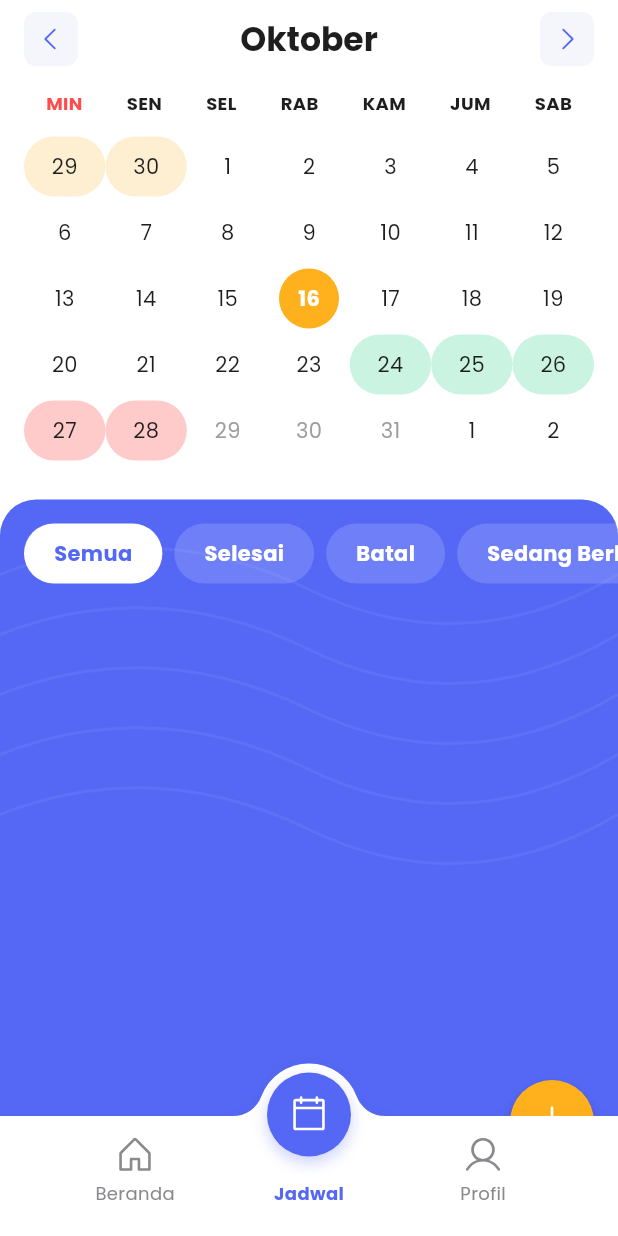
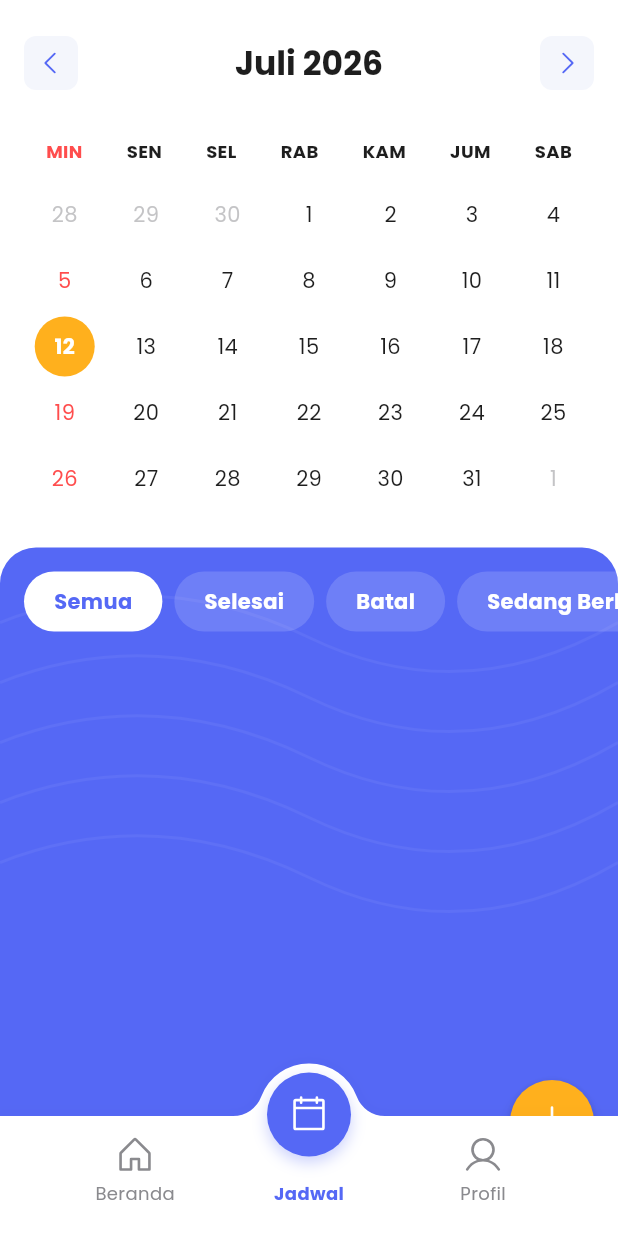
Before and after one commit to EnvRfli/terra_trip, a Flutter app: the ScheduleScreen screen opened by its route, on a phone screen of 412 x 824 dp. Run offline on Flutter 3.47's test engine with Material 3 defaults, Android fonts, the phone set to English and light mode, and no system bars; our stand-ins replace flutter_svg, go_router, google_fonts, hive_flutter, phosphor_flutter; accounts and stored records are empty.

Commit message:
feat: implement dashboard and schedule screens with calendar filtering and activity listing

```diff
--- a/lib/ui/screens/dashboard_screen.dart
+++ b/lib/ui/screens/dashboard_screen.dart
@@ -77,7 +77,7 @@ class _DashboardScreenState extends State<DashboardScreen> {
                     userName: 'Trio Dwi Pratama',
                   ),
 
-                  // Horizontal Date Selector
+                  SizedBox(height: 6),
                   DashboardDateSelector(
                     selectedDate: selectedDate,
                     onDateChanged: (date) {
--- a/lib/ui/screens/schedule_screen.dart
+++ b/lib/ui/screens/schedule_screen.dart
@@ -1,4 +1,5 @@
 import 'package:flutter/material.dart';
+import 'package:flutter/services.dart';
 import 'package:provider/provider.dart';
 import 'package:phosphor_flutter/phosphor_flutter.dart';
 import '../../providers/trip_provider.dart';
@@ -14,52 +15,115 @@ class ScheduleScreen extends StatefulWidget {
 
 class _ScheduleScreenState extends State<ScheduleScreen> {
   int _selectedFilterIndex = 0;
-  final List<String> _filters = ['Semua', 'Selesai', 'Batal', 'Sedang Berlangsung'];
+  final List<String> _filters = [
+    'Semua',
+    'Selesai',
+    'Batal',
+    'Sedang Berlangsung'
+  ];
+
+  static const List<String> _monthNames = [
+    'Januari',
+    'Februari',
+    'Maret',
+    'April',
+    'Mei',
+    'Juni',
+    'Juli',
+    'Agustus',
+    'September',
+    'Oktober',
+    'November',
+    'Desember'
+  ];
+
+  late DateTime _selectedDate;
+  late DateTime _currentMonth;
+
+  @override
+  void initState() {
+    super.initState();
+    final now = DateTime.now();
+    _selectedDate = DateTime(now.year, now.month, now.day);
+    _currentMonth = DateTime(now.year, now.month, 1);
+  }
 
   @override
   Widget build(BuildContext context) {
-    return Scaffold(
+    return AnnotatedRegion<SystemUiOverlayStyle>(
+        value: SystemUiOverlayStyle.dark.copyWith(
+          statusBarColor: Colors.transparent,
+        ),
+        child: Scaffold(
           backgroundColor: AppTheme.backgroundCard,
           body: SafeArea(
             bottom: false,
             child: Column(
               children: [
-            // Header Month
+                SizedBox(height: 16),
                 Padding(
-              padding: const EdgeInsets.symmetric(horizontal: 16.0, vertical: 8.0),
+                  padding: const EdgeInsets.symmetric(
+                      horizontal: 16.0, vertical: 8.0),
                   child: Row(
                     mainAxisAlignment: MainAxisAlignment.spaceBetween,
                     children: [
-                  Container(
+                      GestureDetector(
+                        onTap: () {
+                          setState(() {
+                            _currentMonth = DateTime(
+                                _currentMonth.year, _currentMonth.month - 1, 1);
+                          });
+                        },
+                        child: Container(
                           padding: const EdgeInsets.all(8),
                           decoration: BoxDecoration(
                             color: AppTheme.backgroundApp,
                             borderRadius: BorderRadius.circular(8),
                           ),
-                    child: const Icon(PhosphorIconsRegular.caretLeft, color: AppTheme.primaryBlue, size: 20),
+                          child: const Icon(PhosphorIconsRegular.caretLeft,
+                              color: AppTheme.primaryBlue, size: 20),
+                        ),
                       ),
                       Text(
-                    'Oktober',
+                        '${_monthNames[_currentMonth.month - 1]} ${_currentMonth.year}',
                         style: Theme.of(context).textTheme.titleLarge?.copyWith(
                               fontWeight: FontWeight.bold,
                             ),
                       ),
-                  Container(
+                      GestureDetector(
+                        onTap: () {
+                          setState(() {
+                            _currentMonth = DateTime(
+                                _currentMonth.year, _currentMonth.month + 1, 1);
+                          });
+                        },
+                        child: Container(
                           padding: const EdgeInsets.all(8),
                           decoration: BoxDecoration(
                             color: AppTheme.backgroundApp,
                             borderRadius: BorderRadius.circular(8),
                           ),
-                    child: const Icon(PhosphorIconsRegular.caretRight, color: AppTheme.primaryBlue, size: 20),
+                          child: const Icon(PhosphorIconsRegular.caretRight,
+                              color: AppTheme.primaryBlue, size: 20),
+                        ),
                       ),
                     ],
                   ),
                 ),
 
-            // Calendar Grid
-            const Padding(
-              padding: EdgeInsets.symmetric(horizontal: 16.0, vertical: 8.0),
-              child: _CalendarWidget(),
+                SizedBox(height: 16),
+                Padding(
+                  padding: const EdgeInsets.symmetric(
+                      horizontal: 16.0, vertical: 8.0),
+                  child: _CalendarWidget(
+                    currentMonth: _currentMonth,
+                    selectedDate: _selectedDate,
+                    onDateSelected: (date) {
+                      setState(() {
+                        _selectedDate = date;
+                      });
+                    },
+                  ),
                 ),
 
                 const SizedBox(height: 16),
@@ -95,23 +159,33 @@ class _ScheduleScreenState extends State<ScheduleScreen> {
                                 scrollDirection: Axis.horizontal,
                                 padding: const EdgeInsets.all(16.0),
                                 child: Row(
-                              children: List.generate(_filters.length, (index) {
-                                final isSelected = _selectedFilterIndex == index;
+                                  children:
+                                      List.generate(_filters.length, (index) {
+                                    final isSelected =
+                                        _selectedFilterIndex == index;
                                     return GestureDetector(
                                       onTap: () {
-                                    setState(() => _selectedFilterIndex = index);
+                                        setState(
+                                            () => _selectedFilterIndex = index);
                                       },
                                       child: Container(
                                         margin: const EdgeInsets.only(right: 8),
-                                    padding: const EdgeInsets.symmetric(horizontal: 20, vertical: 10),
+                                        padding: const EdgeInsets.symmetric(
+                                            horizontal: 20, vertical: 10),
                                         decoration: BoxDecoration(
-                                      color: isSelected ? Colors.white : Colors.white.withValues(alpha: 0.15),
-                                      borderRadius: BorderRadius.circular(24),
+                                          color: isSelected
+                                              ? Colors.white
+                                              : Colors.white
+                                                  .withValues(alpha: 0.15),
+                                          borderRadius:
+                                              BorderRadius.circular(24),
                                         ),
                                         child: Text(
                                           _filters[index],
                                           style: TextStyle(
-                                        color: isSelected ? AppTheme.primaryBlue : Colors.white,
+                                            color: isSelected
+                                                ? AppTheme.primaryBlue
+                                                : Colors.white,
                                             fontWeight: FontWeight.bold,
                                             fontSize: 14,
                                           ),
@@ -126,10 +200,12 @@ class _ScheduleScreenState extends State<ScheduleScreen> {
                               Expanded(
                                 child: Consumer<TripProvider>(
                                   builder: (context, provider, child) {
-                                final activities = provider.getActivitiesForDate(DateTime(2026, 10, 16));
+                                    final activities = provider
+                                        .getActivitiesForDate(_selectedDate);
 
                                     return ListView.builder(
-                                  padding: const EdgeInsets.fromLTRB(16, 0, 16, 100),
+                                      padding: const EdgeInsets.fromLTRB(
+                                          16, 0, 16, 100),
                                       itemCount: activities.length,
                                       itemBuilder: (context, index) {
                                         return ActivityCard(
@@ -160,20 +236,42 @@ class _ScheduleScreenState extends State<ScheduleScreen> {
               child: const Icon(PhosphorIconsRegular.plus, size: 28),
             ),
           ),
-    );
+        ));
   }
 }
 
 class _CalendarWidget extends StatelessWidget {
-  const _CalendarWidget();
+  final DateTime currentMonth;
+  final DateTime selectedDate;
+  final ValueChanged<DateTime> onDateSelected;
+
+  const _CalendarWidget({
+    required this.currentMonth,
+    required this.selectedDate,
+    required this.onDateSelected,
+  });
 
   @override
   Widget build(BuildContext context) {
     final days = ['MIN', 'SEN', 'SEL', 'RAB', 'KAM', 'JUM', 'SAB'];
 
+    final int daysInMonth =
+        DateTime(currentMonth.year, currentMonth.month + 1, 0).day;
+    final int firstDayWeekday =
+        DateTime(currentMonth.year, currentMonth.month, 1)
+            .weekday; // 1=Mon, 7=Sun
+    final int startOffset = firstDayWeekday == 7 ? 0 : firstDayWeekday;
+    final int totalCells = ((startOffset + daysInMonth) / 7).ceil() * 7;
+
+    List<DateTime> displayDates = [];
+    for (int i = 0; i < totalCells; i++) {
+      final int dayOffset = i - startOffset;
+      displayDates
+          .add(DateTime(currentMonth.year, currentMonth.month, dayOffset + 1));
+    }
+
     return Column(
       children: [
-        // Day Names
         Row(
           mainAxisAlignment: MainAxisAlignment.spaceAround,
           children: days.map((day) {
@@ -188,44 +286,52 @@ class _CalendarWidget extends StatelessWidget {
           }).toList(),
         ),
         const SizedBox(height: 12),
-        // Dates (Mocked grid based on image)
         Table(
-          children: [
-            _buildWeekRow([29, 30, 1, 2, 3, 4, 5], startHighlight: [29, 30], highlightColor: AppTheme.accentAmber.withValues(alpha: 0.2)),
-            _buildWeekRow([6, 7, 8, 9, 10, 11, 12]),
-            _buildWeekRow([13, 14, 15, 16, 17, 18, 19], selectedDate: 16),
-            _buildWeekRow([20, 21, 22, 23, 24, 25, 26], startHighlight: [24, 25, 26], highlightColor: AppTheme.statusSelesai.withValues(alpha: 0.3)),
-            _buildWeekRow([27, 28, 29, 30, 31, 1, 2], startHighlight: [27, 28], highlightColor: AppTheme.statusBatal.withValues(alpha: 0.3)),
-          ],
-        ),
-      ],
-    );
-  }
+          children: List.generate((totalCells / 7).floor(), (rowIndex) {
+            final rowDates =
+                displayDates.sublist(rowIndex * 7, (rowIndex + 1) * 7);
+            return TableRow(
+              children: rowDates.map((date) {
+                final isSelected = date.year == selectedDate.year &&
+                    date.month == selectedDate.month &&
+                    date.day == selectedDate.day;
+                final isCurrentMonth = date.month == currentMonth.month;
+                final isSunday = date.weekday == 7;
 
-  TableRow _buildWeekRow(List<int> dates, {int? selectedDate, List<int>? startHighlight, Color? highlightColor}) {
-    return TableRow(
-      children: dates.map((date) {
-        final isSelected = date == selectedDate;
-        final isHighlighted = startHighlight != null && startHighlight.contains(date);
-
-        return Container(
+                return GestureDetector(
+                  onTap: () => onDateSelected(date),
+                  behavior: HitTestBehavior.opaque,
+                  child: Container(
                     height: 40,
                     margin: const EdgeInsets.symmetric(vertical: 2),
                     decoration: BoxDecoration(
-            color: isSelected ? AppTheme.accentAmber : (isHighlighted ? highlightColor : Colors.transparent),
-            shape: isSelected ? BoxShape.circle : BoxShape.rectangle,
-            borderRadius: isHighlighted ? BorderRadius.circular(20) : null,
+                      color: isSelected
+                          ? AppTheme.accentAmber
+                          : Colors.transparent,
+                      shape: BoxShape.circle,
                     ),
                     alignment: Alignment.center,
                     child: Text(
-            date.toString(),
+                      '${date.day}',
                       style: TextStyle(
-              color: isSelected ? Colors.white : (date > 28 && !isHighlighted && selectedDate == null ? Colors.grey : AppTheme.textDark),
-              fontWeight: isSelected ? FontWeight.bold : FontWeight.normal,
+                        color: isSelected
+                            ? Colors.white
+                            : (isCurrentMonth
+                                ? (isSunday
+                                    ? AppTheme.statusBatal
+                                    : AppTheme.textDark)
+                                : AppTheme.textGrey.withValues(alpha: 0.5)),
+                        fontWeight:
+                            isSelected ? FontWeight.bold : FontWeight.normal,
+                      ),
                     ),
                   ),
                 );
               }).toList(),
+            );
+          }),
+        ),
+      ],
     );
   }
 }
@@ -242,8 +348,10 @@ class _WavePatternPainter extends CustomPainter {
       final path = Path();
       final double offset = i * 40.0;
       path.moveTo(0, 50 + offset);
-      path.quadraticBezierTo(size.width * 0.25, 10 + offset, size.width * 0.5, 60 + offset);
-      path.quadraticBezierTo(size.width * 0.75, 110 + offset, size.width, 50 + offset);
+      path.quadraticBezierTo(
+          size.width * 0.25, 10 + offset, size.width * 0.5, 60 + offset);
+      path.quadraticBezierTo(
+          size.width * 0.75, 110 + offset, size.width, 50 + offset);
       canvas.drawPath(path, paint);
     }
   }
```
Lines whose indentation alone changed are shown as unchanged.
